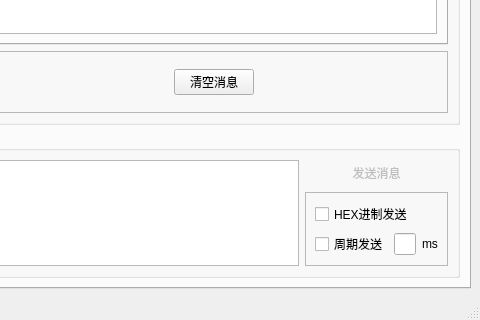
Above: mainwindow.ui from SimonYen/qtelnet before the change; both pictures show x 592 to 1072 and y 337 to 657 of the 1072 by 657 pixel window. Below: the same form after it.
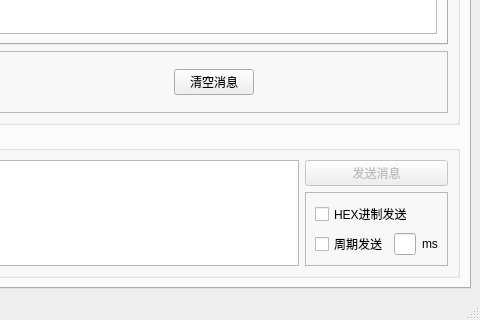
That is the form after the change. Icons and pictures are not drawn.

Commit message: 修复linux平台的差异，我去，qt跨平台能力真的强

Diff of the .ui file:
```diff
--- a/mainwindow.ui
+++ b/mainwindow.ui
@@ -365,9 +365,12 @@
                       <iconset resource="icons.qrc">
                        <normaloff>:/logo/icons/纸飞机.png</normaloff>:/logo/icons/纸飞机.png</iconset>
                      </property>
-                     <property name="flat">
+                     <property name="default">
                       <bool>true</bool>
                      </property>
+                     <property name="flat">
+                      <bool>false</bool>
+                     </property>
                     </widget>
                    </item>
                    <item row="1" column="0">
```
Left out of the diff: 2 changed lines with no effect on the pictures. The commit also changes 2 other files.
